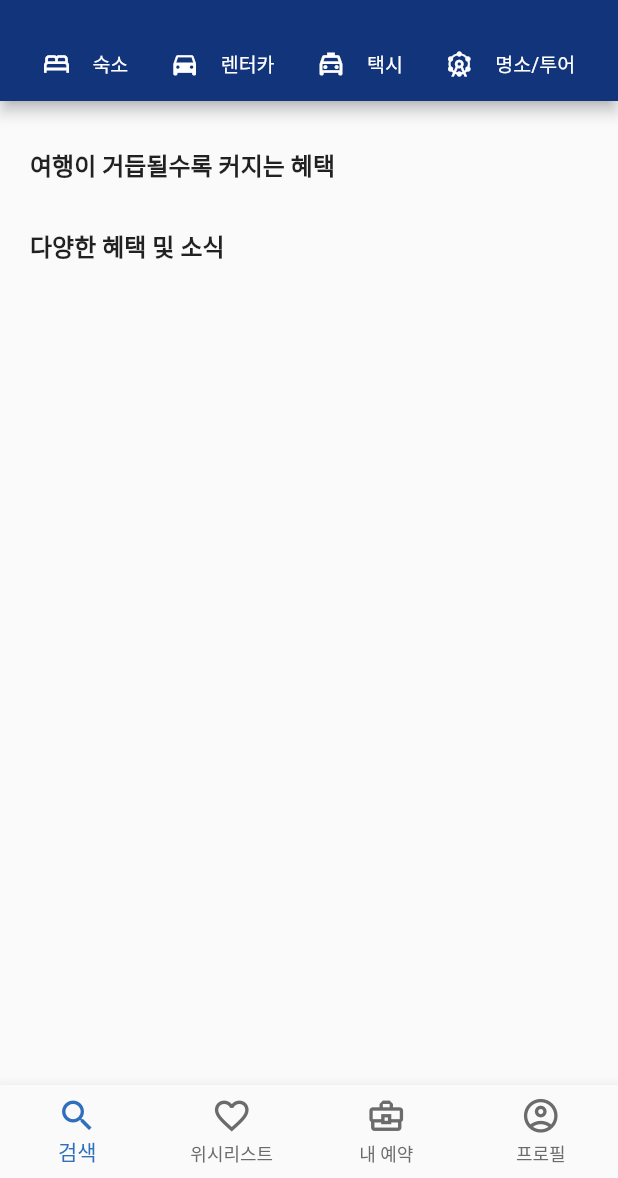
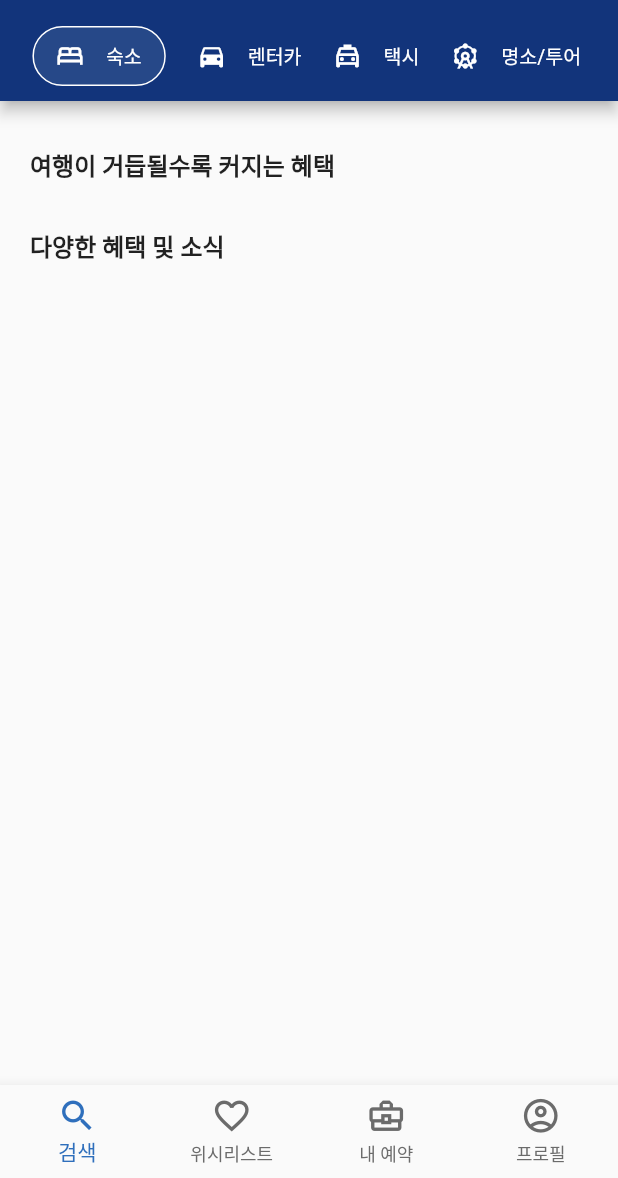
Before and after one commit to zixxin/booking_mimesis, a Flutter app: the screen it shows after launch, on a phone screen of 412 x 824 dp, the part 58-1236 px from its top. Run offline on Flutter 3.47's test engine with Material 2 defaults, Android fonts, the phone set to English and light mode, and no system bars; Roboto replaces fonts that are missing (Gothic).

Commit message:
appbar bottom 메뉴 구현 모두 완료!

```diff
--- a/lib/home.dart
+++ b/lib/home.dart
@@ -20,7 +20,17 @@
                 child: Row(
                   mainAxisAlignment: MainAxisAlignment.spaceEvenly,
                   children: [
-                    Row(
+                    Container(
+                      decoration: BoxDecoration(
+                        color: const Color(0xFF264888),
+                        borderRadius: BorderRadius.circular(100),
+                        border: Border.all(
+                          color: Colors.white,
+                          width: 1,
+                        ),
+                      ),
+                      margin: const EdgeInsets.only(left: 15, bottom: 10),
+                      child: Row(
                         children: [
                           IconButton(
                             iconSize: 20,
@@ -28,13 +38,20 @@
                                 color: Colors.white),
                             onPressed: () {},
                           ),
-                        const Text(
+                          Container(
+                            margin: const EdgeInsets.only(right: 15),
+                            child: const Text(
                               '숙소',
-                          style: TextStyle(color: Colors.white, fontSize: 13),
+                              style:
+                                  TextStyle(color: Colors.white, fontSize: 13),
+                            ),
                           ),
                         ],
                       ),
-                    Row(
+                    ),
+                    Container(
+                      margin: const EdgeInsets.only(bottom: 10),
+                      child: Row(
                         children: [
                           IconButton(
                             iconSize: 20,
@@ -48,7 +65,10 @@
                           ),
                         ],
                       ),
-                    Row(
+                    ),
+                    Container(
+                      margin: const EdgeInsets.only(bottom: 10),
+                      child: Row(
                         children: [
                           IconButton(
                             iconSize: 20,
@@ -62,7 +82,10 @@
                           ),
                         ],
                       ),
-                    Row(
+                    ),
+                    Container(
+                      margin: const EdgeInsets.only(bottom: 10),
+                      child: Row(
                         children: [
                           IconButton(
                             iconSize: 20,
@@ -71,13 +94,15 @@
                             onPressed: () {},
                           ),
                           Container(
-                          margin: const EdgeInsets.only(right: 15),
+                            margin: const EdgeInsets.only(right: 18),
                             child: const Text(
                               '명소/투어',
-                            style: TextStyle(color: Colors.white, fontSize: 13),
+                              style:
+                                  TextStyle(color: Colors.white, fontSize: 13),
                             ),
                           ),
                         ],
+                      ),
                     ),
                   ],
                 ))),
```
Lines whose indentation alone changed are shown as unchanged.
